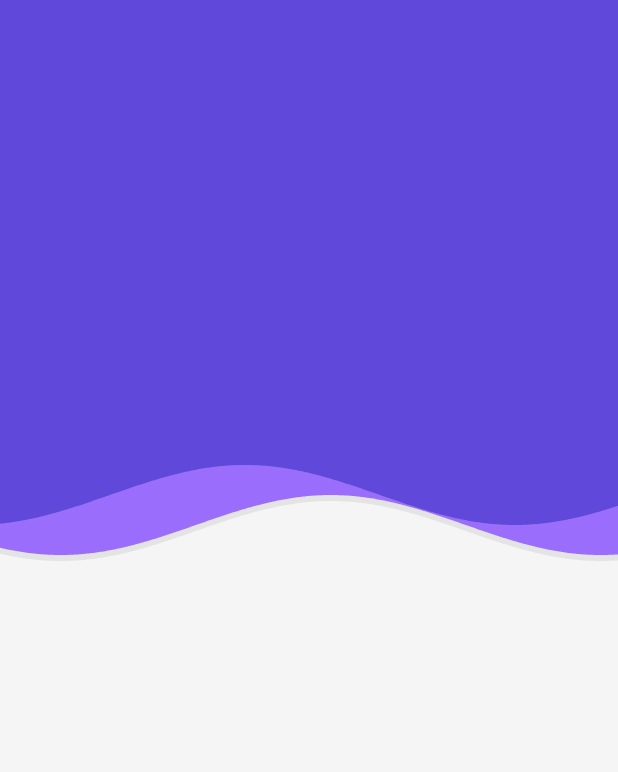
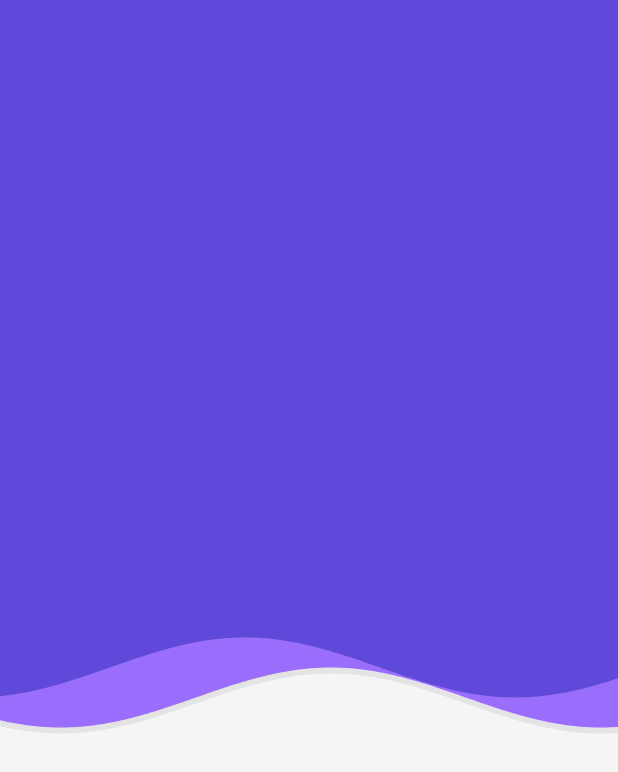
Before and after one commit to bharat-1809/Unito, a Flutter app: the MenuBgUI screen opened directly, on a phone screen of 412 x 824 dp. Shown: the top 772 px of the screen. Run offline on Flutter 3.47's test engine with Material 2 defaults, Android fonts, the phone set to English and light mode, and no system bars; our stand-ins replace device_preview, page_transition.

Commit message:
Bug Fixes

```diff
--- a/unit_converter_app/lib/app.dart
+++ b/unit_converter_app/lib/app.dart
@@ -10,8 +10,8 @@ class Home extends StatelessWidget {
     final theme = Provider.of<ThemeChanger>(context);
 
     return MaterialApp(
-      locale: DevicePreview.of(context).locale,
-      builder: DevicePreview.appBuilder,
+      // locale: DevicePreview.of(context).locale,
+      // builder: DevicePreview.appBuilder,
       debugShowCheckedModeBanner: false,
       // darkTheme: appTheme.getDarkTheme(),
       theme: theme.themeData,
--- a/unit_converter_app/lib/component/menuBgUI.dart
+++ b/unit_converter_app/lib/component/menuBgUI.dart
@@ -9,7 +9,10 @@ class MenuBgUI extends StatefulWidget {
 class _MenuBgUIState extends State<MenuBgUI> {
   @override
   Widget build(BuildContext context) {
-    final Size _size = Size(MediaQuery.of(context).size.width, 400);
+    final Size _size = Size(
+      MediaQuery.of(context).size.width,
+      MediaQuery.of(context).size.height / 1.6,
+    );
     return Scaffold(
       body: Container(
         width: MediaQuery.of(context).size.width,
@@ -94,8 +97,8 @@ class _WaveContainerState extends State<WaveContainer>
   @override
   void initState() {
     super.initState();
-    animationController =
-        AnimationController(vsync: this, duration: Duration(milliseconds: 1400));
+    animationController = AnimationController(
+        vsync: this, duration: Duration(milliseconds: 1400));
     animationController.addListener(() {
       _sinePoints.clear();
       for (var i = -2; i < widget.size.width.toInt(); ++i) {
```
Also changed, not shown: unit_converter_app/lib/main.dart (+4 -4 lines).
